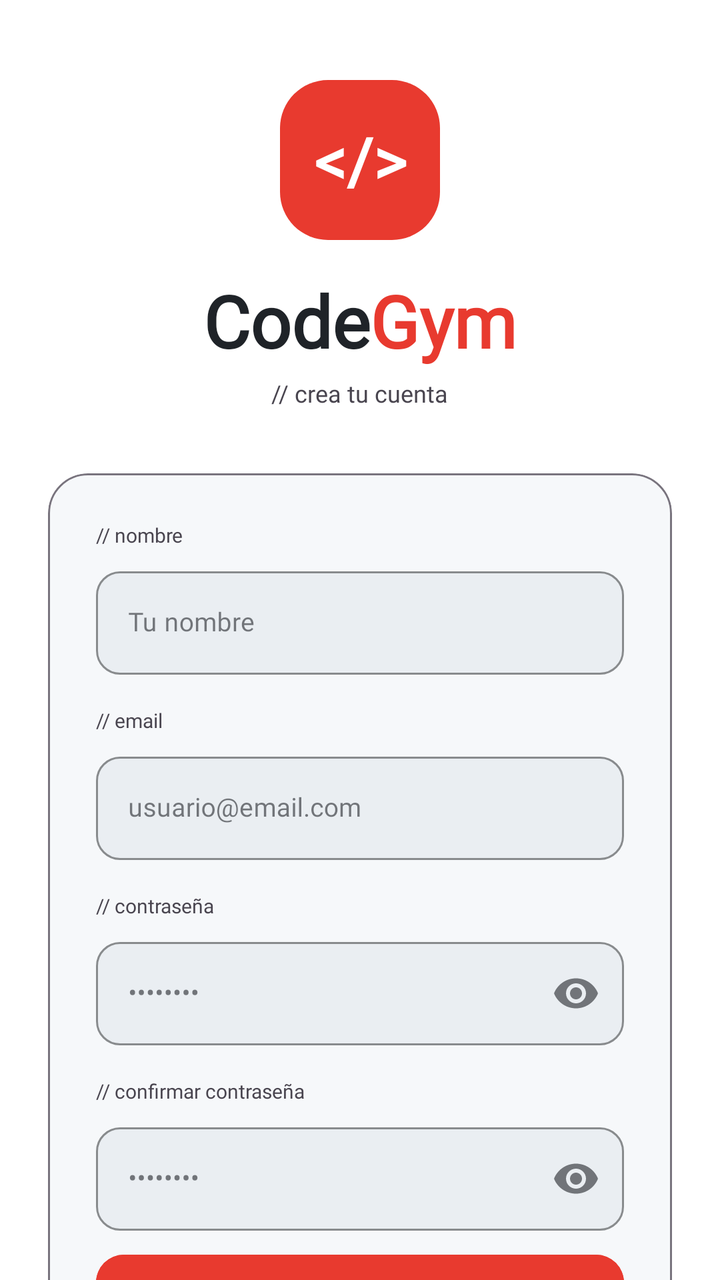
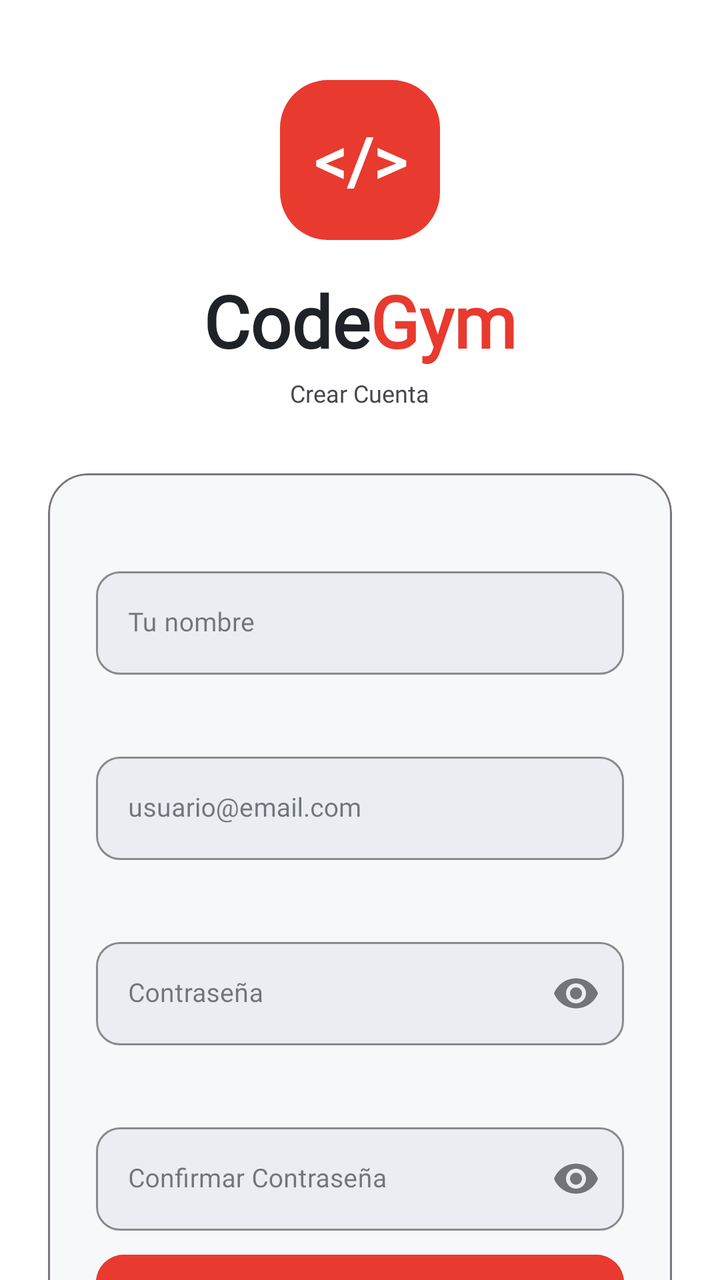

Two renders of the same Android screen: before a commit and after it. Below are the layout's source before the change and the commit's diff.
<!-- AndroidManifest.xml: application theme Theme.CodeGym -->
<!-- res/layout/activity_register.xml -->
<?xml version="1.0" encoding="utf-8"?>
<ScrollView
    xmlns:android="http://schemas.android.com/apk/res/android"
    xmlns:app="http://schemas.android.com/apk/res-auto"
    android:layout_width="match_parent"
    android:layout_height="match_parent"
    android:background="?android:attr/colorBackground"
    android:scrollbars="none">

    <LinearLayout
        android:layout_width="match_parent"
        android:layout_height="wrap_content"
        android:orientation="vertical"
        android:gravity="center"
        android:paddingVertical="40dp">

        <TextView
            android:layout_width="80dp"
            android:layout_height="80dp"
            android:gravity="center"
            android:text="&lt;/&gt;"
            android:textColor="?attr/colorOnPrimary"
            android:textSize="32sp"
            android:textStyle="bold"
            android:background="@drawable/splash_logo_bg"
            android:fontFamily="@font/space_mono"
            android:layout_gravity="center_horizontal" />

        <LinearLayout
            android:layout_width="wrap_content"
            android:layout_height="wrap_content"
            android:orientation="horizontal"
            android:layout_gravity="center_horizontal"
            android:layout_marginTop="16dp"
            android:layout_marginBottom="4dp">

            <TextView
                android:layout_width="wrap_content"
                android:layout_height="wrap_content"
                android:text="Code"
                android:textColor="?attr/colorOnBackground"
                android:textSize="36sp"
                android:textStyle="bold"
                android:fontFamily="@font/syne_extrabold" />

            <TextView
                android:layout_width="wrap_content"
                android:layout_height="wrap_content"
                android:text="Gym"
                android:textColor="?attr/colorPrimary"
                android:textSize="36sp"
                android:textStyle="bold"
                android:fontFamily="@font/syne_extrabold" />
        </LinearLayout>

        <TextView
            android:layout_width="wrap_content"
            android:layout_height="wrap_content"
            android:text="// crea tu cuenta"
            android:textColor="?attr/colorOnSurfaceVariant"
            android:textSize="12sp"
            android:fontFamily="@font/space_mono"
            android:layout_gravity="center_horizontal"
            android:layout_marginBottom="32dp" />

        <com.google.android.material.card.MaterialCardView
            android:layout_width="match_parent"
            android:layout_height="wrap_content"
            android:layout_marginHorizontal="24dp"
            app:cardCornerRadius="20dp"
            app:cardBackgroundColor="?attr/colorSurface"
            app:strokeColor="?attr/colorOutline"
            app:strokeWidth="1dp"
            app:cardElevation="0dp">

            <LinearLayout
                android:layout_width="match_parent"
                android:layout_height="wrap_content"
                android:orientation="vertical"
                android:padding="24dp">

                <TextView
                    android:layout_width="wrap_content"
                    android:layout_height="wrap_content"
                    android:text="// nombre"
                    android:textColor="?attr/colorOnSurfaceVariant"
                    android:textSize="10sp"
                    android:fontFamily="@font/space_mono"
                    android:layout_marginBottom="6dp" />

                <com.google.android.material.textfield.TextInputLayout
                    android:layout_width="match_parent"
                    android:layout_height="wrap_content"
                    style="@style/Widget.MaterialComponents.TextInputLayout.OutlinedBox"
                    app:boxBackgroundColor="?attr/colorSurfaceVariant"
                    app:boxStrokeColor="?attr/colorOutline"
                    app:boxCornerRadiusTopStart="12dp"
                    app:boxCornerRadiusTopEnd="12dp"
                    app:boxCornerRadiusBottomStart="12dp"
                    app:boxCornerRadiusBottomEnd="12dp">
                    <com.google.android.material.textfield.TextInputEditText
                        android:id="@+id/etName"
                        android:layout_width="match_parent"
                        android:layout_height="wrap_content"
                        android:hint="Tu nombre"
                        android:textColor="?attr/colorOnSurface"
                        android:textColorHint="?attr/colorOnSurfaceVariant"
                        android:inputType="textPersonName"
                        android:fontFamily="@font/space_mono"
                        android:textSize="13sp" />
                </com.google.android.material.textfield.TextInputLayout>

                <TextView
                    android:layout_width="wrap_content"
                    android:layout_height="wrap_content"
                    android:text="// email"
                    android:textColor="?attr/colorOnSurfaceVariant"
                    android:textSize="10sp"
                    android:fontFamily="@font/space_mono"
                    android:layout_marginTop="16dp"
                    android:layout_marginBottom="6dp" />

                <com.google.android.material.textfield.TextInputLayout
                    android:layout_width="match_parent"
                    android:layout_height="wrap_content"
                    style="@style/Widget.MaterialComponents.TextInputLayout.OutlinedBox"
                    app:boxBackgroundColor="?attr/colorSurfaceVariant"
                    app:boxStrokeColor="?attr/colorOutline"
                    app:boxCornerRadiusTopStart="12dp"
                    app:boxCornerRadiusTopEnd="12dp"
                    app:boxCornerRadiusBottomStart="12dp"
                    app:boxCornerRadiusBottomEnd="12dp">
                    <com.google.android.material.textfield.TextInputEditText
                        android:id="@+id/etEmail"
                        android:layout_width="match_parent"
                        android:layout_height="wrap_content"
                        android:hint="usuario@email.com"
                        android:textColor="?attr/colorOnSurface"
                        android:textColorHint="?attr/colorOnSurfaceVariant"
                        android:inputType="textEmailAddress"
                        android:fontFamily="@font/space_mono"
                        android:textSize="13sp" />
                </com.google.android.material.textfield.TextInputLayout>

                <TextView
                    android:layout_width="wrap_content"
                    android:layout_height="wrap_content"
                    android:text="// contraseña"
                    android:textColor="?attr/colorOnSurfaceVariant"
                    android:textSize="10sp"
                    android:fontFamily="@font/space_mono"
                    android:layout_marginTop="16dp"
                    android:layout_marginBottom="6dp" />

                <com.google.android.material.textfield.TextInputLayout
                    android:layout_width="match_parent"
                    android:layout_height="wrap_content"
                    style="@style/Widget.MaterialComponents.TextInputLayout.OutlinedBox"
                    app:boxBackgroundColor="?attr/colorSurfaceVariant"
                    app:boxStrokeColor="?attr/colorOutline"
                    app:boxCornerRadiusTopStart="12dp"
                    app:boxCornerRadiusTopEnd="12dp"
                    app:boxCornerRadiusBottomStart="12dp"
                    app:boxCornerRadiusBottomEnd="12dp"
                    app:endIconMode="password_toggle">
                    <com.google.android.material.textfield.TextInputEditText
                        android:id="@+id/etPassword"
                        android:layout_width="match_parent"
                        android:layout_height="wrap_content"
                        android:hint="••••••••"
                        android:textColor="?attr/colorOnSurface"
                        android:textColorHint="?attr/colorOnSurfaceVariant"
                        android:inputType="textPassword"
                        android:fontFamily="@font/space_mono"
                        android:textSize="13sp" />
                </com.google.android.material.textfield.TextInputLayout>

                <TextView
                    android:layout_width="wrap_content"
                    android:layout_height="wrap_content"
                    android:text="// confirmar contraseña"
                    android:textColor="?attr/colorOnSurfaceVariant"
                    android:textSize="10sp"
                    android:fontFamily="@font/space_mono"
                    android:layout_marginTop="16dp"
                    android:layout_marginBottom="6dp" />

                <com.google.android.material.textfield.TextInputLayout
                    android:layout_width="match_parent"
                    android:layout_height="wrap_content"
                    style="@style/Widget.MaterialComponents.TextInputLayout.OutlinedBox"
                    app:boxBackgroundColor="?attr/colorSurfaceVariant"
                    app:boxStrokeColor="?attr/colorOutline"
                    app:boxCornerRadiusTopStart="12dp"
                    app:boxCornerRadiusTopEnd="12dp"
                    app:boxCornerRadiusBottomStart="12dp"
                    app:boxCornerRadiusBottomEnd="12dp"
                    app:endIconMode="password_toggle">
                    <com.google.android.material.textfield.TextInputEditText
                        android:id="@+id/etConfirmPassword"
                        android:layout_width="match_parent"
                        android:layout_height="wrap_content"
                        android:hint="••••••••"
                        android:textColor="?attr/colorOnSurface"
                        android:textColorHint="?attr/colorOnSurfaceVariant"
                        android:inputType="textPassword"
                        android:fontFamily="@font/space_mono"
                        android:textSize="13sp" />
                </com.google.android.material.textfield.TextInputLayout>

                <ProgressBar
                    android:id="@+id/progressRegister"
                    android:layout_width="wrap_content"
                    android:layout_height="wrap_content"
                    android:layout_gravity="center_horizontal"
                    android:layout_marginTop="16dp"
                    android:visibility="gone"
                    android:indeterminateTint="?attr/colorPrimary" />

                <Button
                    android:id="@+id/btnRegister"
                    android:layout_width="match_parent"
                    android:layout_height="52dp"
                    android:layout_marginTop="8dp"
                    android:text="Crear cuenta →"
                    android:textColor="?attr/colorOnPrimary"
                    android:textSize="15sp"
                    android:textStyle="bold"
                    android:backgroundTint="?attr/colorPrimary"
                    android:fontFamily="@font/syne_extrabold"
                    app:cornerRadius="14dp" />
            </LinearLayout>
        </com.google.android.material.card.MaterialCardView>

        <LinearLayout
            android:layout_width="wrap_content"
            android:layout_height="wrap_content"
            android:orientation="horizontal"
            android:layout_gravity="center_horizontal"
            android:layout_marginTop="20dp"
            android:gravity="center_vertical">

            <TextView
                android:layout_width="wrap_content"
                android:layout_height="wrap_content"
                android:text="¿Ya tienes cuenta? "
                android:textColor="?attr/colorOnSurfaceVariant"
                android:textSize="12sp"
                android:fontFamily="@font/space_mono" />

            <TextView
                android:id="@+id/btnGoLogin"
                android:layout_width="wrap_content"
                android:layout_height="wrap_content"
                android:text="Inicia sesión"
                android:textColor="?attr/colorPrimary"
                android:textSize="12sp"
                android:textStyle="bold"
                android:fontFamily="@font/space_mono" />
        </LinearLayout>
    </LinearLayout>
</ScrollView>
<!-- resources referenced by this layout -->
<resources>
  <!-- drawable splash_logo_bg (drawable) -->
  <?xml version="1.0" encoding="utf-8"?>
  <shape xmlns:android="http://schemas.android.com/apk/res/android"
      android:shape="rectangle">
      <solid android:color="#E83A2F" />
      <corners android:radius="24dp" />
  </shape>
  <style name="Theme.CodeGym" parent="Base.Theme.CodeGym" />
  <style name="Base.Theme.CodeGym" parent="Theme.Material3.DayNight.NoActionBar">
          <item name="colorPrimary">@color/red_primary</item>
          <item name="colorOnPrimary">@color/white</item>
          <item name="colorSecondary">@color/yellow</item>
          <item name="colorTertiary">@color/tertiary</item>
          <item name="colorError">@color/red_wrong</item>
          <item name="android:colorBackground">@color/bg_dark</item>
          <item name="colorSurface">@color/surface</item>
          <item name="colorSurfaceVariant">@color/surface2</item>
          <item name="colorOnBackground">@color/text_primary</item>
          <item name="colorOnSurface">@color/text_primary</item>
          <item name="android:statusBarColor">@color/bg_dark</item>
          <item name="android:navigationBarColor">@color/bg_dark</item>
          <item name="android:windowLightStatusBar">false</item>
      </style>
  <color name="red_primary">#E83A2F</color>
  <color name="white">#FFFFFF</color>
  <color name="yellow">#D4A017</color>
  <color name="tertiary">#D2A8FF</color>
  <color name="red_wrong">#FF5555</color>
  <color name="bg_dark">#FFFFFF</color>
  <color name="surface">#F6F8FA</color>
  <color name="surface2">#EAEEF2</color>
  <color name="text_primary">#1F2328</color>
</resources>

<!-- the commit's change to res/layout/activity_register.xml (unified diff, before → after) -->
@@ -56,7 +56,7 @@
         <TextView
             android:layout_width="wrap_content"
             android:layout_height="wrap_content"
-            android:text="// crea tu cuenta"
+            android:text="Crear Cuenta"
             android:textColor="?attr/colorOnSurfaceVariant"
             android:textSize="12sp"
             android:fontFamily="@font/space_mono"
@@ -82,7 +82,6 @@
                 <TextView
                     android:layout_width="wrap_content"
                     android:layout_height="wrap_content"
-                    android:text="// nombre"
                     android:textColor="?attr/colorOnSurfaceVariant"
                     android:textSize="10sp"
                     android:fontFamily="@font/space_mono"
@@ -113,7 +112,6 @@
                 <TextView
                     android:layout_width="wrap_content"
                     android:layout_height="wrap_content"
-                    android:text="// email"
                     android:textColor="?attr/colorOnSurfaceVariant"
                     android:textSize="10sp"
                     android:fontFamily="@font/space_mono"
@@ -145,7 +143,6 @@
                 <TextView
                     android:layout_width="wrap_content"
                     android:layout_height="wrap_content"
-                    android:text="// contraseña"
                     android:textColor="?attr/colorOnSurfaceVariant"
                     android:textSize="10sp"
                     android:fontFamily="@font/space_mono"
@@ -167,7 +164,7 @@
                         android:id="@+id/etPassword"
                         android:layout_width="match_parent"
                         android:layout_height="wrap_content"
-                        android:hint="••••••••"
+                        android:hint="Contraseña"
                         android:textColor="?attr/colorOnSurface"
                         android:textColorHint="?attr/colorOnSurfaceVariant"
                         android:inputType="textPassword"
@@ -178,7 +175,6 @@
                 <TextView
                     android:layout_width="wrap_content"
                     android:layout_height="wrap_content"
-                    android:text="// confirmar contraseña"
                     android:textColor="?attr/colorOnSurfaceVariant"
                     android:textSize="10sp"
                     android:fontFamily="@font/space_mono"
@@ -200,7 +196,7 @@
                         android:id="@+id/etConfirmPassword"
                         android:layout_width="match_parent"
                         android:layout_height="wrap_content"
-                        android:hint="••••••••"
+                        android:hint="Confirmar Contraseña"
                         android:textColor="?attr/colorOnSurface"
                         android:textColorHint="?attr/colorOnSurfaceVariant"
                         android:inputType="textPassword"
